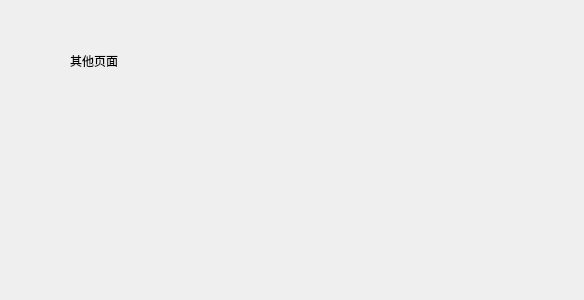
Above: cvuse/CVUseServer/winUI/other_page.ui from Hoemu/cvuse before the change. Below: the same form after it.
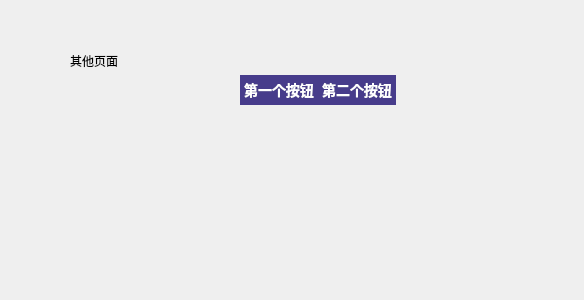
That is the form after the change.

Patch:
```diff
--- a/cvuse/CVUseServer/winUI/other_page.ui
+++ b/cvuse/CVUseServer/winUI/other_page.ui
@@ -13,6 +13,36 @@
   <property name="windowTitle">
    <string>Form</string>
   </property>
+  <property name="styleSheet">
+   <string notr="true">QPushButton
+{
+	background-color: #473C8B; /*背景色*/ 
+	border-style: outset;
+	border-width: 0px;
+	border-radius:0px; /*边界圆滑*/
+	border-color: #8B7355;
+	font: bold 14px;
+	min-width:2em;
+	color:white; /*字体颜色*/
+	font-family:华文新魏;
+	padding: 4px;
+}
+ 
+QPushButton:hover
+{
+	background-color: rgb(85, 0, 255);
+}
+ 
+QPushButton:pressed
+{
+	background-color: #1E90FF; /*伪状态经过时背景色*/ 
+	border-style: inset;
+}
+QPushButton:!enabled{
+	background-color: rgb(100, 100, 100);
+	border-style: inset;
+}</string>
+  </property>
   <widget class="QLabel" name="label">
    <property name="geometry">
     <rect>
@@ -26,6 +56,48 @@
     <string>其他页面</string>
    </property>
   </widget>
+  <widget class="QWidget" name="">
+   <property name="geometry">
+    <rect>
+     <x>240</x>
+     <y>70</y>
+     <width>231</width>
+     <height>41</height>
+    </rect>
+   </property>
+   <layout class="QHBoxLayout" name="horizontalLayout">
+    <property name="spacing">
+     <number>0</number>
+    </property>
+    <item>
+     <widget class="QPushButton" name="pushButton">
+      <property name="text">
+       <string>第一个按钮</string>
+      </property>
+     </widget>
+    </item>
+    <item>
+     <widget class="QPushButton" name="pushButton_2">
+      <property name="text">
+       <string>第二个按钮</string>
+      </property>
+     </widget>
+    </item>
+    <item>
+     <spacer name="horizontalSpacer">
+      <property name="orientation">
+       <enum>Qt::Orientation::Horizontal</enum>
+      </property>
+      <property name="sizeHint" stdset="0">
+       <size>
+        <width>40</width>
+        <height>20</height>
+       </size>
+      </property>
+     </spacer>
+    </item>
+   </layout>
+  </widget>
  </widget>
  <resources/>
  <connections/>
```
